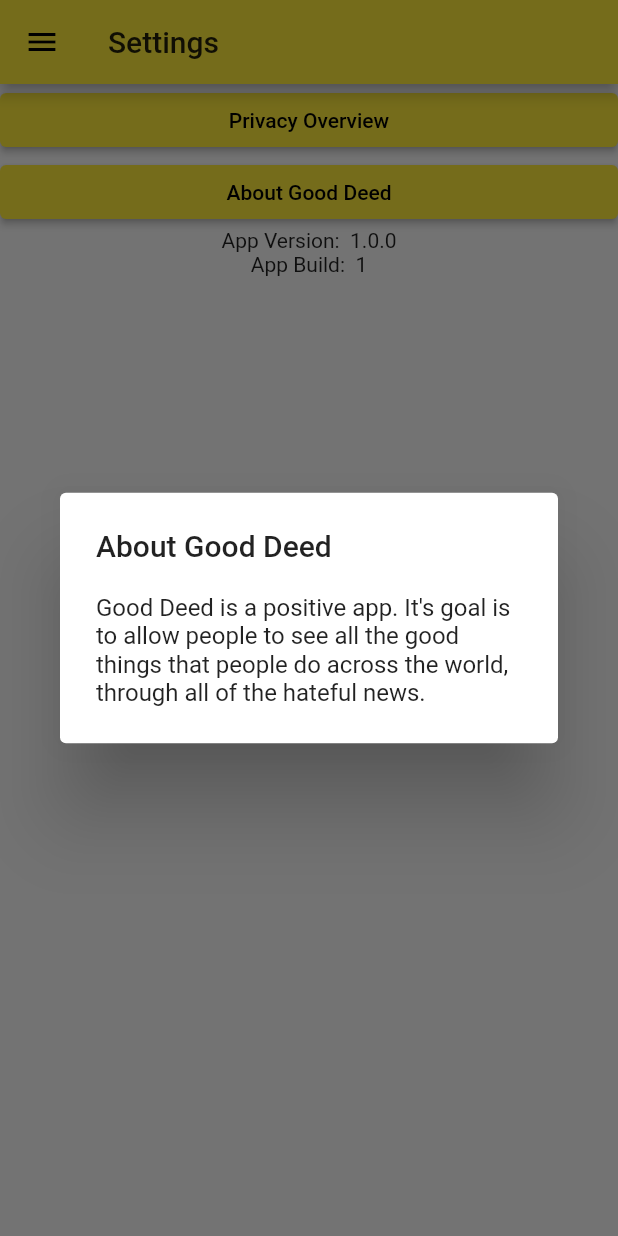
After one commit to HubbleCommand/good-deed-app, a Flutter app: the SettingsPage screen opened by its route, after a tap on "About Good Deed", on a phone screen of 412 x 824 dp. The commit adds this screen. Run offline on Flutter 3.47's test engine with Material 2 defaults, Android fonts, the phone set to English and light mode, and no system bars; our stand-ins replace package_info; missing offline and left inert: geotools.

Commit message:
Settings & Privacy & About & +Routes

```diff
--- a/lib/routes/Routes.dart
+++ b/lib/routes/Routes.dart
@@ -1,17 +1,18 @@
 import 'package:flutter/material.dart';
 import 'package:good_deed/widgets/deeds.dart' as D;
-import 'package:good_deed/widgets/privacy.dart';
 import 'package:good_deed/widgets/users.dart';
 import 'package:good_deed/widgets/home.dart';
 import 'package:good_deed/widgets/posts.dart';
+import 'package:good_deed/widgets/account.dart';
+import 'package:good_deed/routes/settings.dart';
 
 class Routes {
   static const String deeds = D.DeedsPage.routeName;
   static const String home = MyHomePage.routeName;
-  static const String privacy = PrivacyPage.routeName;
   static const String users = UsersPage.routeName;
   static const String account = AccountPage.routeName;
   static const String posts = PostsPage.routeName;
+  static const String settings = SettingsPage.routeName;
   //static const String notes = NotesPage.routeName;
 
   /*var routes = {
@@ -29,5 +30,6 @@ class Routes {
     UsersPage.routeName: (context) => UsersPage(),
     AccountPage.routeName: (context) => AccountPage(),
     PostsPage.routeName: (context) => PostsPage(),
+    SettingsPage.routeName: (context) => SettingsPage(),
   };
 }
--- /dev/null
+++ b/lib/routes/settings.dart
@@ -0,0 +1,111 @@
+/*
+  TODO
+  - Privacy Policy
+  - App Version
+  - App Description
+ */
+
+import 'package:flutter/cupertino.dart';
+import 'package:flutter/material.dart';
+import 'package:good_deed/widgets/privacy.dart';
+import 'package:good_deed/widgets/about.dart';
+import 'package:http/http.dart' as http;
+import 'package:good_deed/widgets/drawer.dart';
+import 'package:package_info/package_info.dart';
+
+class SettingsPage extends StatelessWidget {
+  static const String routeName = '/settings';
+
+  @override
+  Widget build(BuildContext context) {
+    return new Scaffold(
+        appBar: AppBar(
+          title: Text("Settings"),
+        ),
+        drawer: GDDrawer(),
+        body: Column(
+          children: [
+            SizedBox(
+              width: double.infinity,
+              child: ElevatedButton(
+                onPressed: () {
+                  showDialog(
+                      context: context,
+                      builder: (BuildContext context){
+                        return PrivacyAlertDialog();
+                      }
+                  );
+                },
+                child: Text('Privacy Overview'),
+              ),
+            ),
+            SizedBox(
+              width: double.infinity,
+              child: ElevatedButton(
+                onPressed: () {
+                  showDialog(
+                      context: context,
+                      builder: (BuildContext context){
+                        return AboutAlertDialog();
+                      }
+                  );
+                },
+                child: Text('About Good Deed'),
+              ),
+            ),
+            VersionWidget()
+          ],
+        )
+    );
+  }
+}
+
+class VersionWidget extends StatefulWidget {
+  @override
+  _VersionWidgetState createState() => _VersionWidgetState();
+}
+
+class _VersionWidgetState extends State<VersionWidget> {
+  Future<List<String>> _version;
+
+  @override
+  void initState() {
+    super.initState();
+    _version = getAppVersion();
+  }
+
+  @override
+  Widget build(BuildContext context) {
+    return Column(
+      children: <Widget>[
+        FutureBuilder<List<String>>(
+          future: _version,
+          builder: (BuildContext context, AsyncSnapshot<List<String>> snapshot) {
+            if (snapshot.hasData) {
+              //return Text('App Version:  ${snapshot.data[0]}');
+              return Column(
+                children: [
+                  Text('App Version:  ${snapshot.data[0]}'),
+                  Text('App Build:  ${snapshot.data[1]}')
+                ],
+              );
+            } else {
+              return Text('...');
+            }
+          },
+        ),
+      ],
+    );
+  }
+}
+
+Future<List<String>> getAppVersion() async {
+  PackageInfo packageInfo = await PackageInfo.fromPlatform();
+
+  String appName = packageInfo.appName;
+  String packageName = packageInfo.packageName;
+  String version = packageInfo.version;
+  String buildNumber = packageInfo.buildNumber;
+
+  return [version, buildNumber];
+}
--- /dev/null
+++ b/lib/widgets/about.dart
@@ -0,0 +1,18 @@
+import 'package:flutter/material.dart';
+class AboutAlertDialog extends StatelessWidget {
+  @override
+  Widget build(BuildContext context) {
+    return AlertDialog(
+      title: Text(
+        "About Good Deed",
+      ),
+      content: SingleChildScrollView(
+        child: Column(
+          children: [
+            Text("""Good Deed is a positive app. It's goal is to allow people to see all the good things that people do across the world, through all of the hateful news."""),
+          ],
+        ),
+      ),
+    );
+  }
+}
--- a/lib/widgets/privacy.dart
+++ b/lib/widgets/privacy.dart
@@ -1,19 +1,42 @@
+import 'package:flutter/cupertino.dart';
 import 'package:flutter/material.dart';
-import 'package:http/http.dart' as http;
-import 'drawer.dart';
 
-class PrivacyPage extends StatelessWidget {
-  static const String routeName = '/privacy';
+class PrivacyAlertDialog extends StatelessWidget {
+  Widget _buildListItem(String title, String subtitle){
+    return ListTile(
+      leading: Icon(CupertinoIcons.dot_square),
+      title: Text(title),
+      subtitle: Text(subtitle),
+    );
+  }
 
   @override
   Widget build(BuildContext context) {
-    return new Scaffold(
-        appBar: AppBar(
-          title: Text("Your Data & Privacy"),
+    return AlertDialog(
+        title: Text(
+            'Privacy Overview'
         ),
-        drawer: GDDrawer(),
-        body: Center(child: Text(
-            """Privacy"""
-        )));
+        content: SingleChildScrollView(
+            child: Column(
+              children: [
+                Text("Please note that this is not our full privacy policy. It does however cover the guiding principles of how Good Deed ensures the protection and privacy of your data. Our Privacy Policy can be seen on our website. \n"),
+                Text("Good Deed takes your privacy and data very seriously. There are, however, some limits to what can be kept private on this platform.\n"),
+                Text("Deeds are by their very nature supposed to be public. The nature of this platform is to share the good deeds around the world. The same thing applies to Posts.\n"),
+                Text("Please remember that simply looking and searching through deeds, posts, and users, does not require an account. However, an account is required to create Posts and Deeds.\n"),
+                Text("""Data is kept under four levels of protection."""),
+                _buildListItem("public", """stored in the database, and visible to anyone."""),
+                _buildListItem("private", """stored in the database, but is invisible and only used during queries"""),
+                Text("""\nThere are two other levels of data protection that are especially pertinant if you don't feel comfortable having your data stored in our databases"""),
+                _buildListItem("local", """data is stored only locally on your device"""),
+                _buildListItem("none", """data is never stored anywhere, and doesn't need to be entered for you to use our platform, such as your contact and home information"""),
+                Text("More specifically, here is how you can work with your data's privacy.\n"),
+                _buildListItem("Your login info", """ : the account that you login with is hidden to everyone (private)"""),
+                _buildListItem("Your name", """ : your name doesn't have to be your real name. Anything innoffensive that can be used to identify you. It is however only public (public)."""),
+                _buildListItem("Your contact info", """ : it is up to you to put contact info, but it isn't necessary (public, private, none)"""),
+                _buildListItem("Your home location", """ : (public, private, local, none)"""),
+              ],
+            )
+        )
+    );
   }
 }
```
